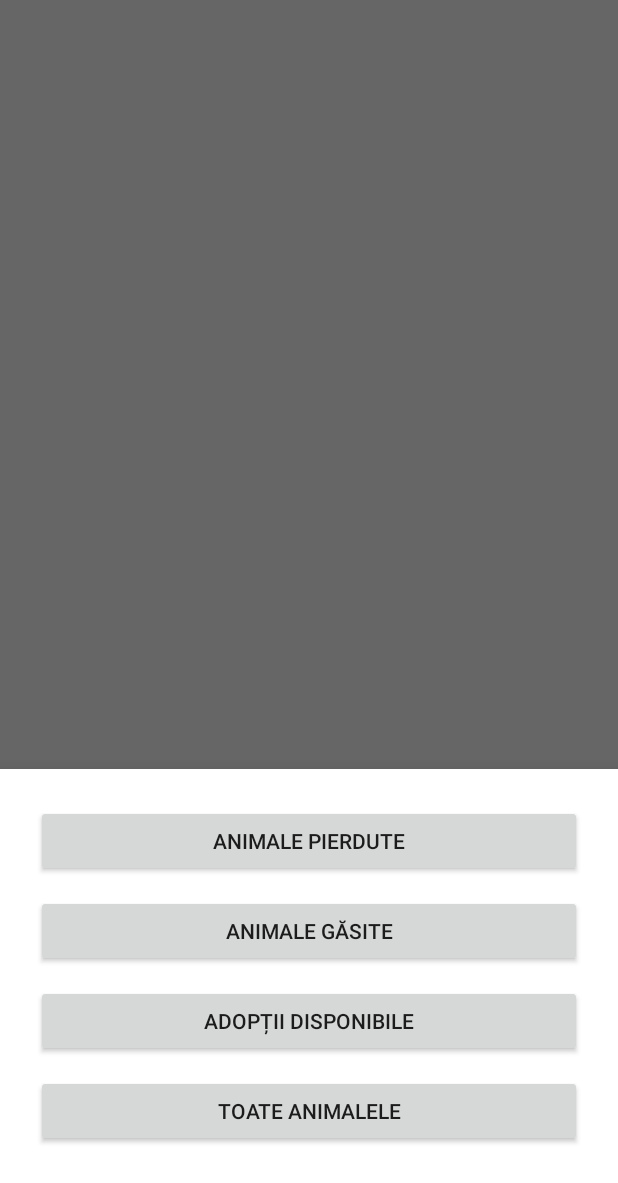
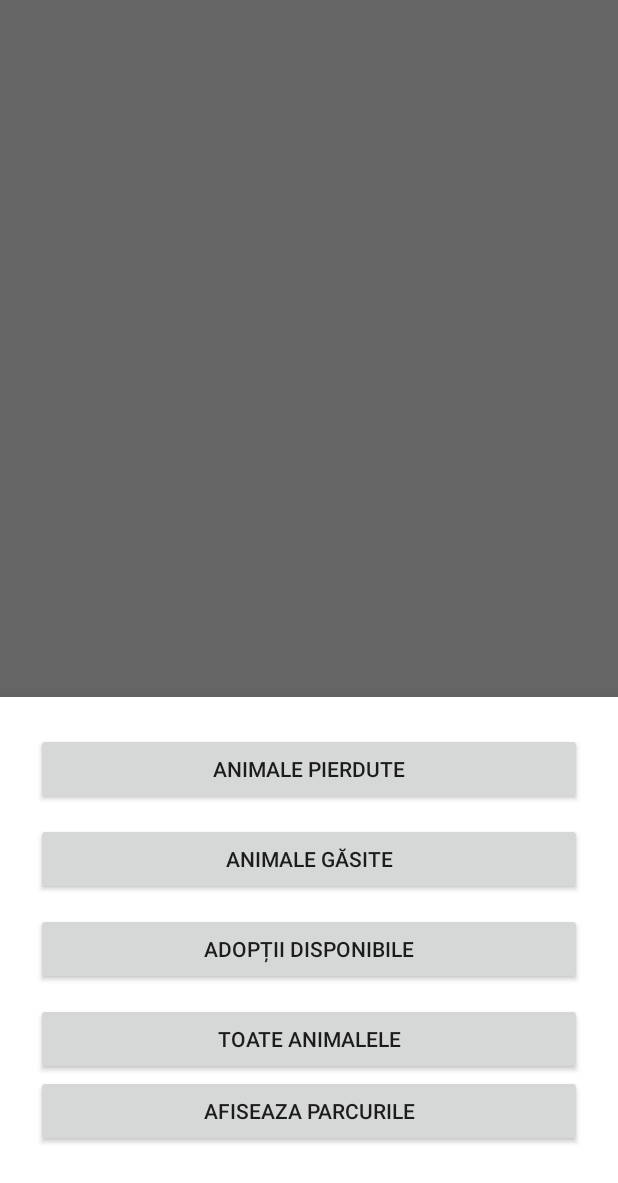
Before and after one commit to mariusvicol/PetExplorer, an Android app: the screen it shows after launch (MapsActivity), after a tap on "ARATĂ OPȚIUNI DE FILTRARE", on a phone screen of 412 x 824 dp, the part 53-1236 px from its top. Run offline under Robolectric (Android 15) with nearby library versions, the phone set to English and light mode, and no system bars.

Commit message:
filter parcuri dar nu merge

```diff
--- a/petexplorerclients/src/main/java/domain/AnimalPierdut.java
+++ b/petexplorerclients/src/main/java/domain/AnimalPierdut.java
@@ -4,7 +4,7 @@
 import java.time.LocalDate;
 
 public class AnimalPierdut implements Serializable {
-    private Integer id; // Adaugăm ID-ul aici direct
+    private Integer id;
     private Float latitudine;
     private Float longitudine;
     private String nume_animal;
--- a/petexplorerclients/src/main/java/domain/Parc.java
+++ b/petexplorerclients/src/main/java/domain/Parc.java
@@ -1,8 +1,9 @@
 package domain;
 
+import java.io.Serializable;
 import java.util.Objects;
 
-public class Parc {
+public class Parc implements Serializable {
     private Integer id;
     private Float latitudine;
     private Float longitudine;
--- a/petexplorerclients/src/main/java/petexplorer/petexplorerclients/FiltrareBottomSheetFragment.java
+++ b/petexplorerclients/src/main/java/petexplorer/petexplorerclients/FiltrareBottomSheetFragment.java
@@ -32,6 +32,7 @@
         Button filterButton2 = rootView.findViewById(R.id.filterButton2);
         Button filterButton3 = rootView.findViewById(R.id.filterButton3);
         Button filterButton4 = rootView.findViewById(R.id.filterButton4);
+        Button filterParcuri = rootView.findViewById(R.id.filterParcuri);
 
         // Setează un OnClickListener pentru fiecare buton
         filterButton1.setOnClickListener(v -> {
@@ -54,11 +55,22 @@
             // Aici adaugi logica pentru filtrare 4
         });
 
+        filterParcuri.setOnClickListener(v -> {
+            Toast.makeText(getContext(), "Afișare parcuri pe hartă", Toast.LENGTH_SHORT).show();
+
+            if (getActivity() instanceof MapsActivity) {
+                ((MapsActivity) getActivity()).loadParcuri();
+            }
+
+            dismiss();
+        });
+
         // Permite mutarea butoanelor
         setTouchListenerForButton(filterButton1);
         setTouchListenerForButton(filterButton2);
         setTouchListenerForButton(filterButton3);
         setTouchListenerForButton(filterButton4);
+        setTouchListenerForButton(filterParcuri);
 
         return rootView;
     }
--- a/petexplorerclients/src/main/java/service/ApiService.java
+++ b/petexplorerclients/src/main/java/service/ApiService.java
@@ -2,10 +2,14 @@
 import java.util.List;
 
 import domain.CabinetVeterinar;
+import domain.Parc;
 import retrofit2.Call;
 import retrofit2.http.GET;
 
 public interface ApiService {
     @GET("api/cabinete")
     Call<List<CabinetVeterinar>> getCabineteVeterinare();
+
+    @GET("api/parcuri")
+    Call<List<Parc>> getParcuri();
 }
--- a/petexplorerclients/src/main/res/layout/filtrare_bottom_sheet_fragment.xml
+++ b/petexplorerclients/src/main/res/layout/filtrare_bottom_sheet_fragment.xml
@@ -34,4 +34,13 @@
         android:layout_height="wrap_content"
         android:text="Toate animalele" />
 
+    <Button
+        android:id="@+id/filterParcuri"
+        android:layout_width="match_parent"
+        android:layout_height="wrap_content"
+        android:text="Afiseaza parcurile"
+        android:clickable="true"
+        android:focusable="true"/>
+
+
 </LinearLayout>
```
Also changed, not shown: petexplorerclients/src/main/java/petexplorer/petexplorerclients/MapsActivity.java (+35 -0 lines).
